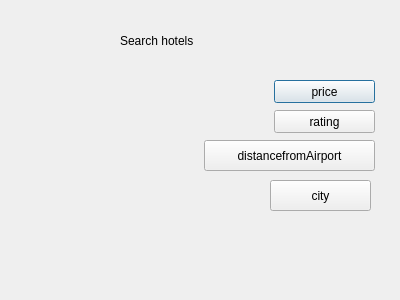
alihysn/Flight-Booking-Sytem-with-GUI, file Hsearch.ui: the form before one commit.
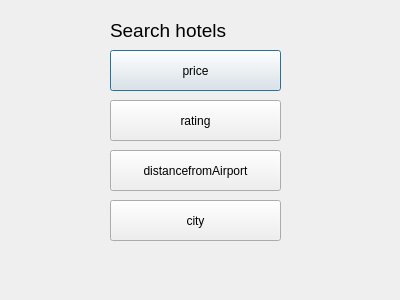
The form after the commit.

```diff
--- a/Hsearch.ui
+++ b/Hsearch.ui
@@ -16,12 +16,17 @@
   <widget class="QLabel" name="label">
    <property name="geometry">
     <rect>
-     <x>120</x>
-     <y>10</y>
-     <width>91</width>
+     <x>110</x>
+     <y>0</y>
+     <width>181</width>
      <height>61</height>
     </rect>
    </property>
+   <property name="font">
+    <font>
+     <pointsize>14</pointsize>
+    </font>
+   </property>
    <property name="text">
     <string>Search hotels </string>
    </property>
@@ -29,10 +34,10 @@
   <widget class="QPushButton" name="pushButton">
    <property name="geometry">
     <rect>
-     <x>274</x>
-     <y>80</y>
-     <width>101</width>
-     <height>23</height>
+     <x>110</x>
+     <y>50</y>
+     <width>171</width>
+     <height>41</height>
     </rect>
    </property>
    <property name="text">
@@ -42,10 +47,10 @@
   <widget class="QPushButton" name="pushButton_2">
    <property name="geometry">
     <rect>
-     <x>274</x>
-     <y>110</y>
-     <width>101</width>
-     <height>23</height>
+     <x>110</x>
+     <y>100</y>
+     <width>171</width>
+     <height>41</height>
     </rect>
    </property>
    <property name="text">
@@ -55,10 +60,10 @@
   <widget class="QPushButton" name="pushButton_3">
    <property name="geometry">
     <rect>
-     <x>204</x>
-     <y>140</y>
+     <x>110</x>
+     <y>150</y>
      <width>171</width>
-     <height>31</height>
+     <height>41</height>
     </rect>
    </property>
    <property name="text">
@@ -68,10 +73,10 @@
   <widget class="QPushButton" name="pushButton_4">
    <property name="geometry">
     <rect>
-     <x>270</x>
-     <y>180</y>
-     <width>101</width>
-     <height>31</height>
+     <x>110</x>
+     <y>200</y>
+     <width>171</width>
+     <height>41</height>
     </rect>
    </property>
    <property name="text">
```
